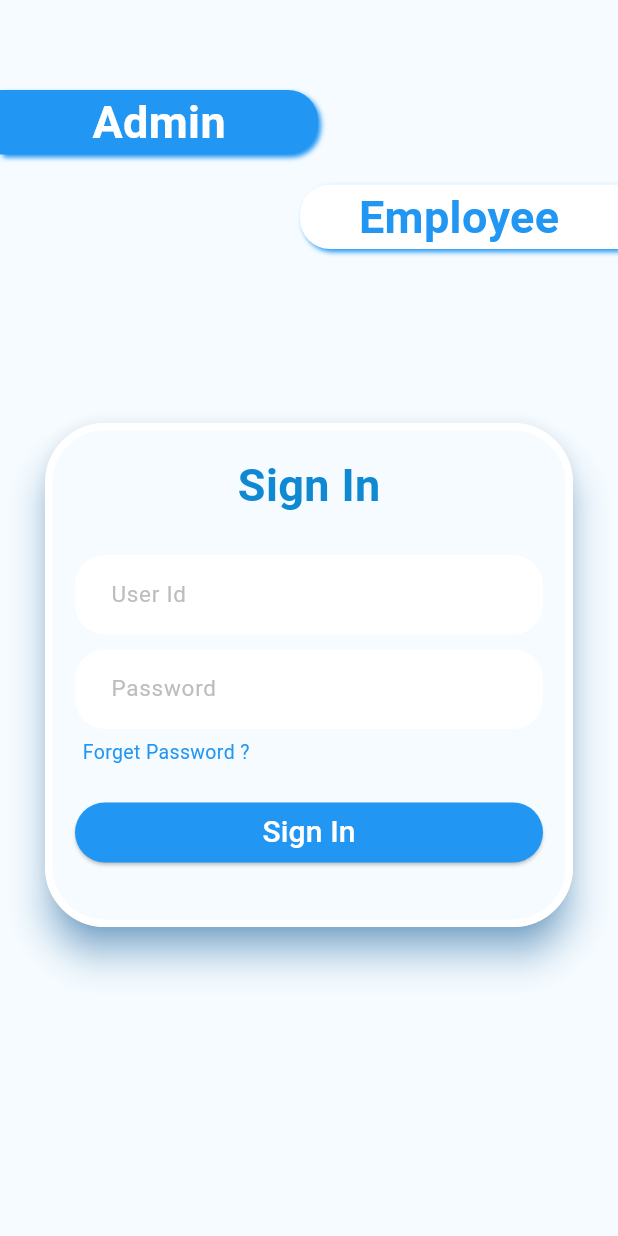
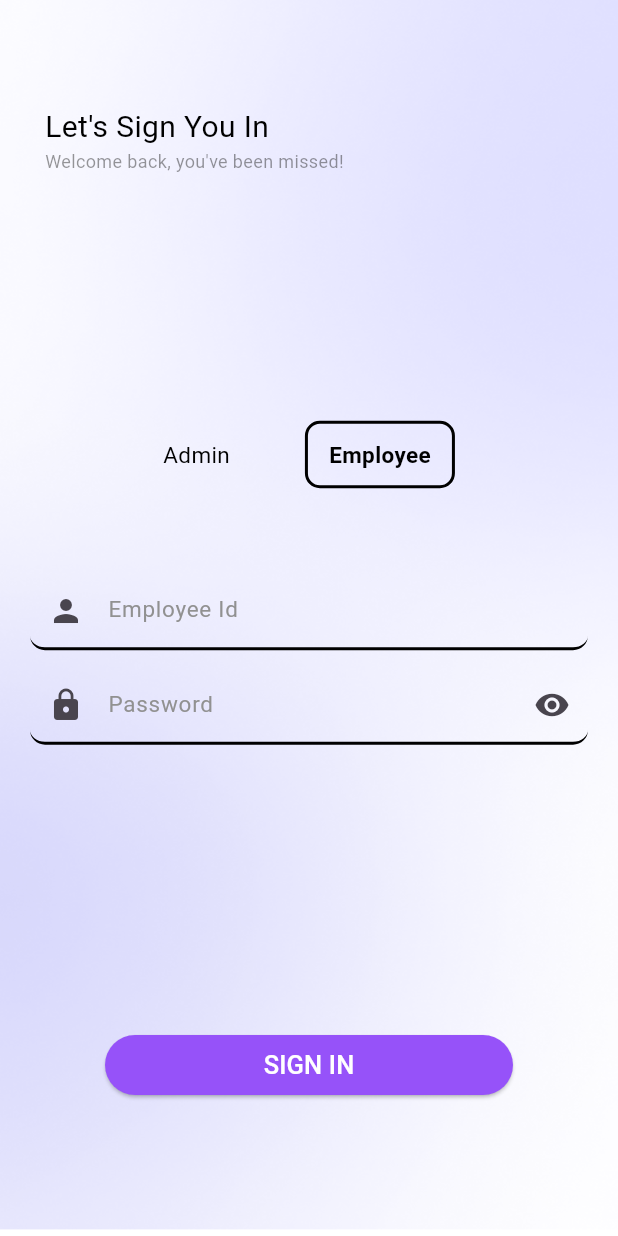
Before and after one commit to Yash-chotaliya/HackTheSpring, a Flutter app: the EmployeeSignIn screen opened directly, on a phone screen of 412 x 824 dp. Run offline on Flutter 3.47's test engine with Material 3 defaults, Android fonts, the phone set to English and light mode, and no system bars; our stand-ins replace firebase_core; accounts and stored records are empty.

Commit message:
landing page, employee signin page recreated

```diff
--- a/lib/components/custom_button.dart
+++ b/lib/components/custom_button.dart
@@ -18,7 +18,7 @@ class CustomButton extends StatelessWidget{
       child: ElevatedButton(
           onPressed: onTap,
           style: ButtonStyle(
-              backgroundColor: MaterialStateProperty.all<Color>(Colors.blue),
+              backgroundColor: MaterialStateProperty.all<Color>(const Color(0xFF9652f9)),
               shape: MaterialStateProperty.all<RoundedRectangleBorder>(
                   RoundedRectangleBorder(
                       borderRadius: BorderRadius.circular(40),
@@ -27,7 +27,7 @@ class CustomButton extends StatelessWidget{
           ),
           child: Text(
               btnTxt,
-            style: const TextStyle(color: Colors.white, fontSize: 20),
+            style: const TextStyle(color: Colors.white, fontSize: 17),
           )
       ),
     );
--- a/lib/components/custom_color.dart
+++ b/lib/components/custom_color.dart
@@ -2,7 +2,7 @@ import 'dart:ui';
 
 class CustomColor{
   Color textFieldTxtColor = const Color(0xFF000000);
-  Color textFieldHintTextColor = const Color(0xFFBDBDBD);
+  Color textFieldHintTextColor = const Color(0xFF919191);
 
   Color authBackgroundColor = const Color(0xfff5fbff);
 }
--- a/lib/components/custom_textfield.dart
+++ b/lib/components/custom_textfield.dart
@@ -5,12 +5,16 @@ class CustomTextField extends StatelessWidget{
   final String hint;
   final TextEditingController controller;
   final TextInputType keyboardType;
+  final Widget? prefixIcon;
+  final Widget? suffixIcon;
 
   const CustomTextField({
     super.key,
     required this.hint,
     required this.controller,
-    required this.keyboardType
+    required this.keyboardType,
+    required this.prefixIcon,
+    required this.suffixIcon
   });
 
   @override
@@ -23,13 +27,18 @@ class CustomTextField extends StatelessWidget{
         cursorColor: Colors.black,
         style: TextStyle(color: CustomColor().textFieldTxtColor, fontSize: 15),
         decoration: InputDecoration(
-          filled: true,
-          fillColor: Colors.white,
-          border: OutlineInputBorder(
-            borderRadius: BorderRadius.circular(20),
+          enabledBorder: UnderlineInputBorder(
+            borderRadius: BorderRadius.circular(10),
             borderSide: const BorderSide(
-              width: 0,
-              style: BorderStyle.none,
+              width: 2,
+            ),
+          ),
+          prefixIcon: prefixIcon,
+          suffixIcon: suffixIcon,
+          focusedBorder: UnderlineInputBorder(
+            borderRadius: BorderRadius.circular(10),
+            borderSide: const BorderSide(
+              width: 3,
             ),
           ),
           contentPadding: const EdgeInsets.symmetric(horizontal: 20, vertical: 15),
--- a/lib/employee/employee_signin.dart
+++ b/lib/employee/employee_signin.dart
@@ -1,6 +1,5 @@
 import 'package:flutter/material.dart';
 import 'package:hack_the_spring/components/custom_button.dart';
-import 'package:hack_the_spring/components/custom_color.dart';
 import 'package:hack_the_spring/components/custom_textfield.dart';
 
 class EmployeeSignIn extends StatefulWidget{
@@ -20,107 +19,61 @@ class _EmployeeSignInState extends State<EmployeeSignIn> {
   Widget build(BuildContext context) {
     return Scaffold(
       body: Container(
-        color: CustomColor().authBackgroundColor,
+        decoration: const BoxDecoration(
+            image: DecorationImage(
+                fit: BoxFit.fill,
+                image: AssetImage("assets/images/init_page_background.png")
+            )
+        ),
         child: Column(
           mainAxisAlignment: MainAxisAlignment.spaceBetween,
           crossAxisAlignment: CrossAxisAlignment.center,
           children: [
             Container(
               width: double.maxFinite,
-              margin: const EdgeInsets.only(top: 50),
-              child: Column(
-                crossAxisAlignment: CrossAxisAlignment.stretch,
+              margin: const EdgeInsets.only(top: 70, right: 30, left: 30),
+              child: const Column(
+                crossAxisAlignment: CrossAxisAlignment.start,
                 children: [
-                  Container(
-                    decoration: const BoxDecoration(
-                      color: Colors.blue,
-                        boxShadow: [
-                          BoxShadow(
-                            color: Colors.blue,
-                            offset: Offset(2.0, 2.0),
-                            blurRadius: 2.0,
-                            spreadRadius: 0.0,
-                          ),
-                        ],
-                      borderRadius: BorderRadius.only(topRight: Radius.circular(20), bottomRight: Radius.circular(20))
-                    ),
-                    margin: const EdgeInsets.only(top: 10, bottom: 10, right: 200),
-                    alignment: AlignmentDirectional.center,
-                    width: 200,
-                    child: const Text("Admin", style: TextStyle(color: Colors.white, fontSize: 30, fontWeight: FontWeight.w700),),
-                  ),
-                  Container(
-                    decoration: const BoxDecoration(
-                        boxShadow: [
-                          BoxShadow(
-                            color: Colors.blue,
-                            offset: Offset(2.0, 2.0),
-                            blurRadius: 2.0,
-                            spreadRadius: 0.0,
-                          ),
-                        ],
-                        color: Colors.white,
-                        borderRadius: BorderRadius.only(topLeft: Radius.circular(20), bottomLeft: Radius.circular(20))
-                    ),
-                    margin: const EdgeInsets.only(top: 10, bottom: 10, left: 200),
-                    alignment: AlignmentDirectional.center,
-                    width: 200,
-                    child: const Text("Employee", style: TextStyle(color: Colors.blue, fontSize: 30, fontWeight: FontWeight.w700),),
-                  )
+                  Text("Let's Sign You In", style: TextStyle(color: Colors.black, fontSize: 20,),),
+                  Text("Welcome back, you've been missed!", style: TextStyle(color: Color(0x77212121), fontSize: 12),)
                 ],
               ),
             ),
-            Card(
-              elevation: 10,
-              surfaceTintColor: CustomColor().authBackgroundColor,
-              color: CustomColor().authBackgroundColor,
-              shadowColor: Colors.blue,
-              shape: RoundedRectangleBorder(
-                side: const BorderSide(color: Colors.white, width: 5),
-                borderRadius: BorderRadius.circular(40),
-              ),
-              margin: const EdgeInsets.symmetric(horizontal: 30),
-              child: Column(
-                crossAxisAlignment: CrossAxisAlignment.center,
-                children: [
-                  Container(
-                    margin: const EdgeInsets.only(top: 20, bottom: 20),
-                    child: const Text(
-                      "Sign In",
-                      style: TextStyle(
-                          color: Color(0xFF1089D3),
-                          fontSize: 30,
-                          fontWeight: FontWeight.w700
+            Column(
+              crossAxisAlignment: CrossAxisAlignment.center,
+              children: [
+                Row(
+                  mainAxisAlignment: MainAxisAlignment.center,
+                  children: [
+                    const Text("Admin", style: TextStyle(color: Colors.black, fontSize: 15),),
+                    const SizedBox(width: 50,),
+                    Container(
+                      width: 100,
+                      alignment: Alignment.center,
+                      padding: const EdgeInsets.all(10),
+                      decoration: BoxDecoration(
+                        borderRadius: BorderRadius.circular(10),
+                        border: Border.all(width: 2.0, color: Colors.black)
                       ),
-                    ),
-                  ),
-                  CustomTextField(hint: "User Id", controller: userIdController, keyboardType: TextInputType.text),
-                  CustomTextField(hint: "Password", controller: passwordController, keyboardType: TextInputType.text),
-                  Container(
-                      width: double.maxFinite,
-                      margin: const EdgeInsets.only(top: 1,left: 25, right: 25),
-                      child: InkWell(
-                        onTap: (){
-
-                        },
-                          child: const Text("Forget Password ?", style: TextStyle(color: Colors.blue, fontSize: 13))
-                      ),
-                  ),
-                  CustomButton(
-                      onTap: (){
-
-                      },
-                      btnTxt: "Sign In"
-                  ),
-                  Text(errorMessage,style: TextStyle(fontSize: 13, color: Colors.red)),
-                  SizedBox(height: 10)
-                ],
-              ),
+                      child: const Text("Employee",style: TextStyle(color: Colors.black, fontSize: 15, fontWeight: FontWeight.bold),),
+                    )
+                  ],
+                ),
+                const SizedBox(height: 50,),
+                CustomTextField(hint: "Employee Id", controller: userIdController, keyboardType: TextInputType.text, prefixIcon: const Icon(Icons.person),suffixIcon: null,),
+                CustomTextField(hint: "Password", controller: passwordController, keyboardType: TextInputType.visiblePassword, prefixIcon: const Icon(Icons.lock), suffixIcon: const Icon(Icons.visibility),)
+              ],
             ),
             Container(
               width: double.maxFinite,
-              height: 100,
-              color: CustomColor().authBackgroundColor,
+              margin: const EdgeInsets.only(bottom: 80, left: 50, right: 50),
+              child: CustomButton(
+                  onTap: (){
+
+                  },
+                  btnTxt: "SIGN IN"
+              ),
             )
           ],
         ),
```
Also changed, not shown: lib/landing_page2.dart (deleted, +0 -48 lines), lib/main.dart (+39 -20 lines), assets/images/init_page_background.png (added), assets/images/landing_page_background.png (deleted), assets/images/landing_page_vector1.png, assets/images/landing_page_vector2.png.
